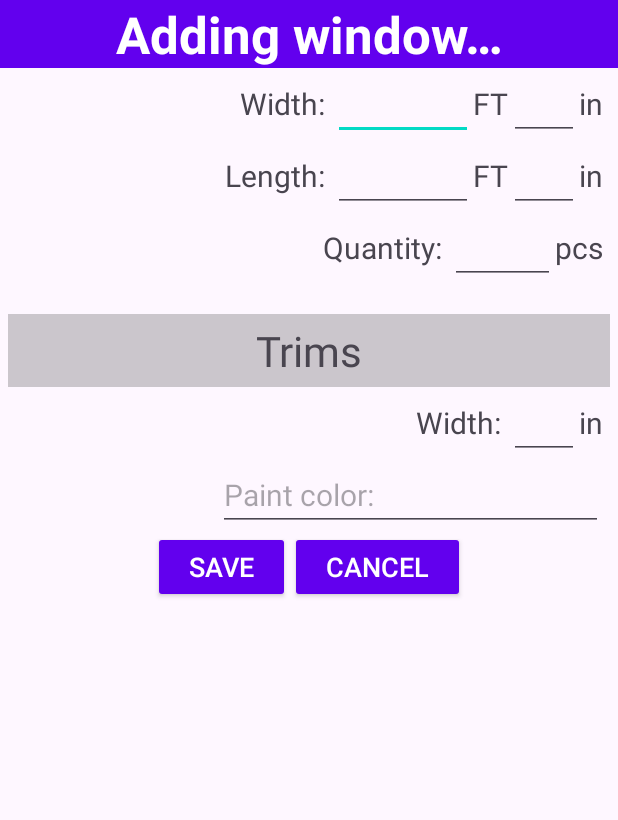
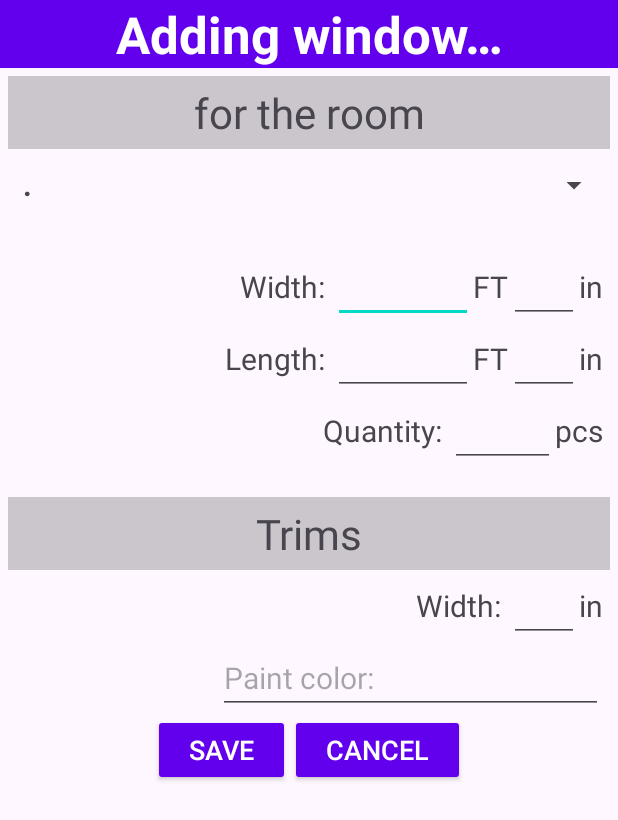
Before and after one commit to Mike10581/PaintCalculator, an Android app: the AddWindowActivity screen opened directly, with no data from a screen before it, on a phone screen of 412 x 824 dp. Shown: the top 820 px of the screen. Run offline under Robolectric (Android 15) with nearby library versions, the phone set to English and light mode, and no system bars; 1 statement that could not run was skipped.

Commit message:
add adding windows to sharedPref

```diff
--- a/app/src/main/java/com/example/paintcalculator/AddRoomActivity.java
+++ b/app/src/main/java/com/example/paintcalculator/AddRoomActivity.java
@@ -92,7 +92,7 @@ public class AddRoomActivity extends AppCompatActivity {
                     {
                         rooms = rooms + "~";
                     }
-                    rooms = rooms + roomNumber + ":" + width + ":" + length + ":" + height + ":" + color.toUpperCase() + ":" + title + "," + ",";
+                    rooms = rooms + roomNumber + ":" + width + ":" + length + ":" + height + ":" + color.toUpperCase() + ":" + title + ", " + ", ";
 
                     editor.putString(messageKey, response);
                     editor.putString(roomsKey, rooms);
--- a/app/src/main/java/com/example/paintcalculator/MainActivity.java
+++ b/app/src/main/java/com/example/paintcalculator/MainActivity.java
@@ -117,6 +117,7 @@ public class MainActivity extends AppCompatActivity {
         setContentView(R.layout.activity_main);
         Button addRoom = (Button) findViewById(R.id.btnAddRoom);
         Button addWindow = (Button) findViewById(R.id.btnAddWindow);
+        //TODO add checks for empty room list and block add windows and doors buttons
         Button clear = (Button) findViewById(R.id.btnClear);
         textView = findViewById(R.id.txtRoomsList);
         sharedPref = PreferenceManager.getDefaultSharedPreferences(this);
--- a/app/src/main/res/layout/activity_add_window.xml
+++ b/app/src/main/res/layout/activity_add_window.xml
@@ -14,7 +14,7 @@
         <LinearLayout
             android:layout_width="match_parent"
             android:layout_height="wrap_content"
-            android:orientation="vertical" >
+            android:orientation="vertical">
 
             <TextView
                 android:id="@+id/txtAddWindow"
@@ -26,6 +26,32 @@
                 android:textColor="#FFFFFF"
                 android:textSize="34sp"
                 android:textStyle="bold" />
+
+            <TextView
+                android:id="@+id/lblWindowToRoom"
+                android:layout_width="match_parent"
+                android:layout_height="wrap_content"
+                android:layout_marginStart="5sp"
+                android:layout_marginTop="5sp"
+                android:layout_marginEnd="5sp"
+                android:background="#33000000"
+                android:gravity="center_horizontal"
+                android:padding="5dp"
+                android:text="@string/lblForTheRoom"
+                android:textSize="28sp" />
+
+            <Spinner
+                android:id="@+id/txtExistingRoom"
+                android:layout_width="match_parent"
+                android:layout_height="48dp"
+                android:layout_marginStart="5sp"
+                android:layout_marginEnd="5sp"
+                android:layout_marginBottom="20sp"
+                android:prompt="@string/promptRoom"
+                android:spinnerMode="dialog"
+                app:layout_constraintEnd_toEndOf="parent"
+                app:layout_constraintStart_toStartOf="parent" />
+
 
             <TableRow
                 android:layout_width="match_parent"
@@ -214,7 +240,7 @@
             <TableRow
                 android:layout_width="match_parent"
                 android:layout_height="match_parent"
-                android:gravity="center_horizontal" >
+                android:gravity="center_horizontal">
 
                 <Button
                     android:id="@+id/btnAddWindowSave"
--- /dev/null
+++ b/app/src/main/res/layout/spinner_rooms_list.xml
@@ -0,0 +1,8 @@
+<?xml version="1.0" encoding="utf-8"?>
+<TextView
+    xmlns:android="http://schemas.android.com/apk/res/android"
+    android:layout_width="match_parent"
+    android:layout_height="wrap_content"
+    android:padding="10dp"
+    android:textSize="20sp"
+    android:textStyle="bold"/>
--- a/app/src/main/res/values/strings.xml
+++ b/app/src/main/res/values/strings.xml
@@ -19,4 +19,6 @@
     <string name="lblColor">Paint color:</string>
     <string name="btnClear">Clear</string>
     <string name="lblRoomTitle">Enter title for the room</string>
+    <string name="promptRoom">Chose the room</string>
+    <string name="lblForTheRoom">for the room</string>
 </resources>
```
Also changed, not shown: app/src/main/java/com/example/paintcalculator/AddWindowActivity.java (+107 -43 lines).
